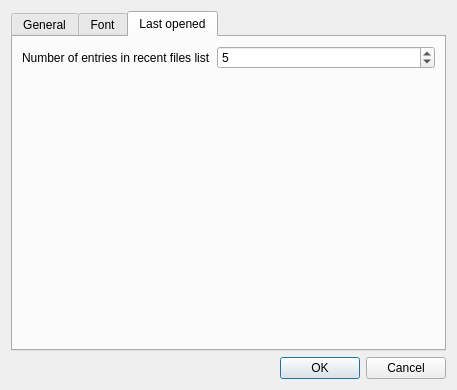
Before: the Qt Designer form src/CSettingsDialog.ui in inyokaproject/inyokaedit, drawn with Qt 5.
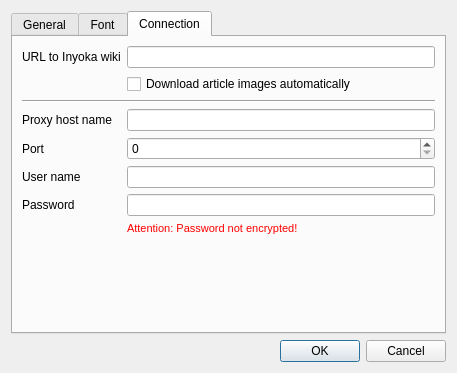
After: the same form once the commit is applied. The open tabs and pages were chosen to show the change. Icons and pictures are not drawn.

Commit message: Rearranged settings dialog: Added proxy settings.

```diff
--- a/src/CSettingsDialog.ui
+++ b/src/CSettingsDialog.ui
@@ -7,7 +7,7 @@
     <x>0</x>
     <y>0</y>
     <width>457</width>
-    <height>363</height>
+    <height>373</height>
    </rect>
   </property>
   <property name="windowTitle">
@@ -41,62 +41,24 @@
          </property>
         </widget>
        </item>
-       <item row="1" column="1">
-        <widget class="QCheckBox" name="previewInEditorCheck">
-         <property name="text">
-          <string>Preview in editor</string>
-         </property>
-        </widget>
-       </item>
-       <item row="3" column="1">
-        <widget class="QCheckBox" name="scrollbarSyncCheck">
-         <property name="text">
-          <string>Scrollbar synchronization</string>
-         </property>
-        </widget>
-       </item>
-       <item row="4" column="0">
-        <widget class="QLabel" name="inyokaUrlLabel">
-         <property name="text">
-          <string>URL to Inyoka wiki</string>
-         </property>
-        </widget>
-       </item>
-       <item row="4" column="1">
-        <widget class="QLineEdit" name="inyokaUrlEdit"/>
-       </item>
-       <item row="5" column="1">
-        <widget class="QCheckBox" name="articleImageDownloadCheck">
-         <property name="text">
-          <string>Download article images automatically</string>
-         </property>
-        </widget>
-       </item>
-       <item row="6" column="0">
+       <item row="5" column="0">
         <widget class="QLabel" name="spellCheckLangLabel">
          <property name="text">
           <string>Spell checker language</string>
          </property>
         </widget>
        </item>
-       <item row="6" column="1">
+       <item row="5" column="1">
         <widget class="QLineEdit" name="spellCheckerLangEdit"/>
        </item>
-       <item row="7" column="1">
-        <widget class="QCheckBox" name="linkCheckingCheck">
-         <property name="text">
-          <string>Enable link checking</string>
-         </property>
-        </widget>
-       </item>
-       <item row="8" column="0">
+       <item row="6" column="0">
         <widget class="QLabel" name="autosaveLabel">
          <property name="text">
           <string>Autosave time (in sec)</string>
          </property>
         </widget>
        </item>
-       <item row="8" column="1">
+       <item row="6" column="1">
         <widget class="QSpinBox" name="autosaveEdit">
          <property name="toolTip">
           <string>Time which to autosave an article after (sec, 0 means disabled)</string>
@@ -106,26 +68,54 @@
          </property>
         </widget>
        </item>
-       <item row="9" column="0">
+       <item row="7" column="0">
         <widget class="QLabel" name="reloadPreviewKeyLabel">
          <property name="text">
           <string>Reload preview key</string>
          </property>
         </widget>
        </item>
-       <item row="9" column="1">
+       <item row="7" column="1">
         <widget class="QLineEdit" name="reloadPreviewKeyEdit"/>
        </item>
-       <item row="10" column="0">
+       <item row="8" column="0">
         <widget class="QLabel" name="timedPreviewLabel">
          <property name="text">
           <string>Auto reload preview (in sec)</string>
          </property>
         </widget>
        </item>
-       <item row="10" column="1">
+       <item row="8" column="1">
         <widget class="QSpinBox" name="timedPreviewsEdit"/>
        </item>
+       <item row="9" column="0">
+        <widget class="QLabel" name="numberRecentFilesLabel">
+         <property name="text">
+          <string>Number of entries in recent files list</string>
+         </property>
+        </widget>
+       </item>
+       <item row="9" column="1">
+        <widget class="QSpinBox" name="numberRecentFilesEdit">
+         <property name="value">
+          <number>5</number>
+         </property>
+        </widget>
+       </item>
+       <item row="4" column="1">
+        <widget class="QCheckBox" name="linkCheckingCheck">
+         <property name="text">
+          <string>Enable link checking</string>
+         </property>
+        </widget>
+       </item>
+       <item row="3" column="1">
+        <widget class="QCheckBox" name="scrollbarSyncCheck">
+         <property name="text">
+          <string>Scrollbar synchronization</string>
+         </property>
+        </widget>
+       </item>
        <item row="2" column="1">
         <widget class="QCheckBox" name="previewAlongsideCheck">
          <property name="text">
@@ -133,6 +123,13 @@
          </property>
         </widget>
        </item>
+       <item row="1" column="1">
+        <widget class="QCheckBox" name="previewInEditorCheck">
+         <property name="text">
+          <string>Preview in editor</string>
+         </property>
+        </widget>
+       </item>
       </layout>
      </widget>
      <widget class="QWidget" name="fontTab">
@@ -150,6 +147,9 @@
          </property>
         </widget>
        </item>
+       <item row="0" column="1">
+        <widget class="QFontComboBox" name="fontComboBox"/>
+       </item>
        <item row="1" column="0">
         <widget class="QLabel" name="fontSizeLabel">
          <property name="text">
@@ -164,30 +164,92 @@
          </property>
         </widget>
        </item>
-       <item row="0" column="1">
-        <widget class="QFontComboBox" name="fontComboBox"/>
-       </item>
       </layout>
      </widget>
      <widget class="QWidget" name="lastOpenedTab">
       <attribute name="title">
-       <string>Last opened</string>
+       <string>Connection</string>
       </attribute>
       <layout class="QFormLayout" name="formLayout">
+       <property name="fieldGrowthPolicy">
+        <enum>QFormLayout::AllNonFixedFieldsGrow</enum>
+       </property>
        <item row="0" column="0">
-        <widget class="QLabel" name="numberRecentFilesLabel">
+        <widget class="QLabel" name="inyokaUrlLabel">
          <property name="text">
-          <string>Number of entries in recent files list</string>
+          <string>URL to Inyoka wiki</string>
          </property>
         </widget>
        </item>
        <item row="0" column="1">
-        <widget class="QSpinBox" name="numberRecentFilesEdit">
-         <property name="minimum">
-          <number>0</number>
+        <widget class="QLineEdit" name="inyokaUrlEdit"/>
+       </item>
+       <item row="1" column="1">
+        <widget class="QCheckBox" name="articleImageDownloadCheck">
+         <property name="text">
+          <string>Download article images automatically</string>
          </property>
-         <property name="value">
-          <number>5</number>
+        </widget>
+       </item>
+       <item row="2" column="0" colspan="2">
+        <widget class="Line" name="line">
+         <property name="orientation">
+          <enum>Qt::Horizontal</enum>
+         </property>
+        </widget>
+       </item>
+       <item row="3" column="0">
+        <widget class="QLabel" name="proxyHostNameLabel">
+         <property name="text">
+          <string>Proxy host name</string>
+         </property>
+        </widget>
+       </item>
+       <item row="3" column="1">
+        <widget class="QLineEdit" name="proxyHostNameEdit"/>
+       </item>
+       <item row="4" column="0">
+        <widget class="QLabel" name="proxyPortLabel">
+         <property name="text">
+          <string>Port</string>
+         </property>
+        </widget>
+       </item>
+       <item row="4" column="1">
+        <widget class="QSpinBox" name="proxyPortSpinBox">
+         <property name="maximum">
+          <number>99999</number>
+         </property>
+        </widget>
+       </item>
+       <item row="5" column="0">
+        <widget class="QLabel" name="proxyUserNameLabel">
+         <property name="text">
+          <string>User name</string>
+         </property>
+        </widget>
+       </item>
+       <item row="5" column="1">
+        <widget class="QLineEdit" name="proxyUserNameEdit"/>
+       </item>
+       <item row="6" column="0">
+        <widget class="QLabel" name="proxyPasswordLabel">
+         <property name="text">
+          <string>Password</string>
+         </property>
+        </widget>
+       </item>
+       <item row="6" column="1">
+        <widget class="QLineEdit" name="proxyPasswordEdit">
+         <property name="echoMode">
+          <enum>QLineEdit::Normal</enum>
+         </property>
+        </widget>
+       </item>
+       <item row="7" column="1">
+        <widget class="QLabel" name="proxyPasswordHintLabel">
+         <property name="text">
+          <string>&lt;html&gt;&lt;head/&gt;&lt;body&gt;&lt;p&gt;&lt;span style=&quot; font-size:8pt; color:#ff0000;&quot;&gt;Attention: Password not encrypted!&lt;/span&gt;&lt;/p&gt;&lt;/body&gt;&lt;/html&gt;</string>
          </property>
         </widget>
        </item>
```
The commit also changes 7 other files.
